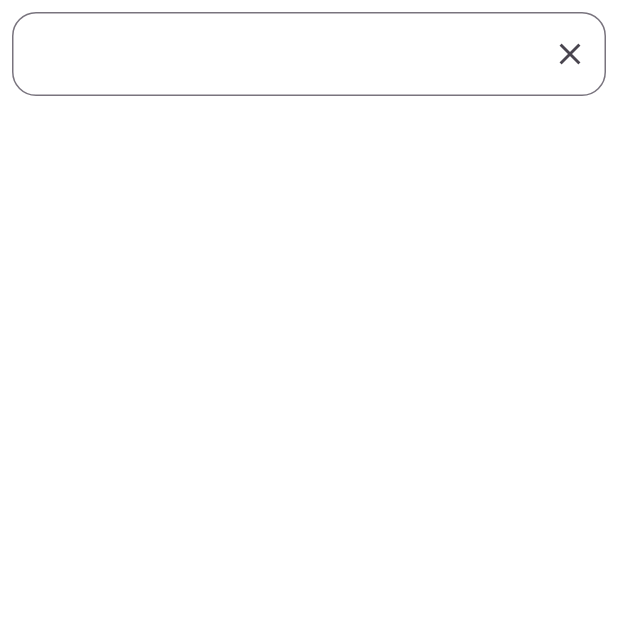
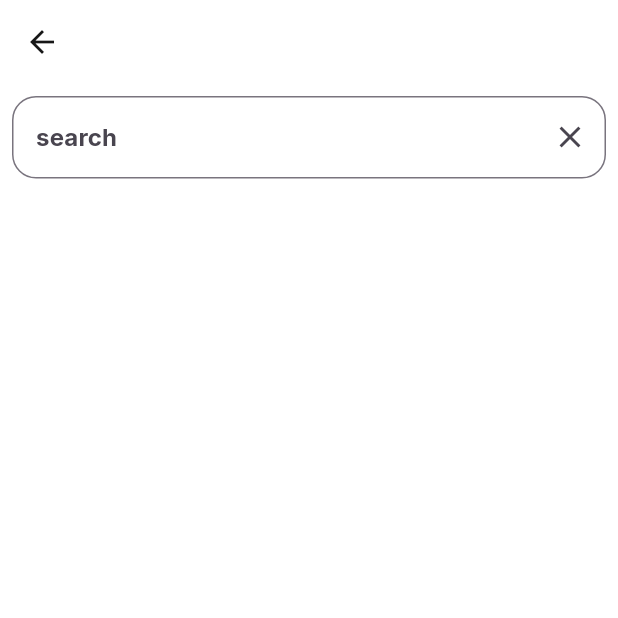
Before and after one commit to mohamed22-code/news_app_c16, a Flutter app: the SearchViewContent screen opened directly, on a phone screen of 412 x 824 dp, the top half of it. Run offline on Flutter 3.47's test engine with Material 3 defaults, Android fonts, the phone set to English and light mode, and no system bars; our stand-ins replace cached_network_image, dio, flutter_bloc, google_fonts, pretty_dio_logger, shared_preferences; accounts and stored records are empty.

Commit message:
refactor: Replace inline search with dedicated search screen
This commit refactors the search functionality by removing the inline search bar from the `HomeScreen`'s `AppBar` and introducing a dedicated `SearchView` screen. This provides a cleaner separation of concerns and a more focused user experience for searching articles.

- **UI & Navigation:**
    - The search icon in the `HomeScreen` `AppBar` now navigates to a new, full-page `SearchView`.
    - The previous inline search `TextField` and related state management (`isSearching`, `searchController`) have been removed from `HomeScreen`.

- **Search Screen:**
    - The `SearchView` widget is updated to be a standalone screen, wrapped in a `Scaffold` with its own `AppBar`.
    - An `AppBar` with a back button is added to `SearchView` for easy navigation back to the previous screen.
    - A `hintText` ('search') is added to the `TextField` for better usability.

- **Routing:**
    - The `initialRoute` in `main.dart` is set back to `homeRouteName`.
    - The route for the search screen is commented out, as navigation is now handled directly via `MaterialPageRoute`.

```diff
--- a/lib/core/design/app_routes.dart
+++ b/lib/core/design/app_routes.dart
@@ -1,4 +1,4 @@
 class AppRoutes{
   static const String homeRouteName = 'home_screen';
-  static const String searchRouteName = 'home_screen';
+  // static const String searchRouteName = 'search_screen';
 }
--- a/lib/main.dart
+++ b/lib/main.dart
@@ -43,10 +43,10 @@ class MyApp extends StatelessWidget {
       localizationsDelegates: AppLocalizations.localizationsDelegates,
       supportedLocales: AppLocalizations.supportedLocales,
       locale: languageProvider.currentLocale,
-      initialRoute: AppRoutes.searchRouteName,
+      initialRoute: AppRoutes.homeRouteName,
       routes: {
         AppRoutes.homeRouteName: (context) => HomeScreen(),
-        AppRoutes.searchRouteName: (context) => SearchView(),
+        // AppRoutes.searchRouteName: (context) => SearchView(),
       },
       theme: AppTheme.lightTheme,
       darkTheme: AppTheme.darkTheme,
--- a/lib/search/presention/search_view/search_view/search_view.dart
+++ b/lib/search/presention/search_view/search_view/search_view.dart
@@ -25,7 +25,14 @@ class SearchViewContent extends StatelessWidget {
   @override
   Widget build(BuildContext context) {
     final Cubit = context.read<SearchCubit>();
-    return SafeArea(
+    return Scaffold(
+      appBar: AppBar(
+        leading: IconButton(
+          icon: const Icon(Icons.arrow_back),
+          onPressed: () => Navigator.pop(context),
+        ),
+      ),
+      body: SafeArea(
         child: Padding(
           padding: const EdgeInsets.all(8.0),
           child: Column(
@@ -35,6 +42,7 @@ class SearchViewContent extends StatelessWidget {
                 controller: Cubit.searchContoller,
                 onChanged: (value) => Cubit.searchArticle(),
                 decoration: InputDecoration(
+                  hintText: 'search',
                   suffixIcon: IconButton(onPressed: () {
                     Cubit.searchContoller.clear();
                   }, icon: Icon(Icons.close)),
@@ -45,6 +53,7 @@ class SearchViewContent extends StatelessWidget {
                         borderRadius: BorderRadius.circular(16)
                     )
                 ),
+                style: Theme.of(context).textTheme.labelLarge,
               ),
 
               Expanded(
@@ -70,6 +79,7 @@ class SearchViewContent extends StatelessWidget {
             ],
           ),
         ),
+      ),
     );
   }
 }
```
Also changed, not shown: lib/home/home_screen.dart (+12 -61 lines). Lines whose indentation alone changed are shown as unchanged.
